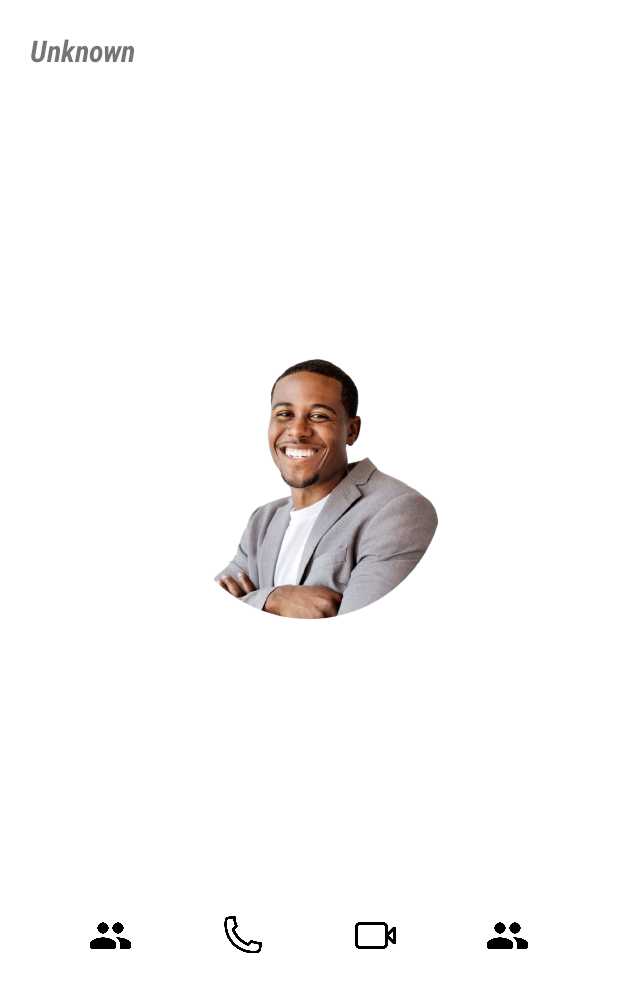
After one commit to amannnnnyyyy/Android_app, an Android app built with Jetpack Compose: the layout profile_dialog_fragment.xml on its own in the app's theme, with its tools: preview values and no code run, on a phone screen of 412 x 824 dp. The commit adds this screen. Shown: the top 992 px of the screen. Run offline under Robolectric (Android 15) with nearby library versions, the phone set to English and light mode, and no system bars.

Commit message:
dialog with animations

```diff
--- a/app/src/main/java/com/example/myapplication1/ContactsList.kt
+++ b/app/src/main/java/com/example/myapplication1/ContactsList.kt
@@ -3,6 +3,7 @@ package com.example.myapplication1
 import android.Manifest
 import android.app.Activity
 import android.content.pm.PackageManager
+import android.os.Build
 import android.os.Bundle
 import android.provider.ContactsContract
 import android.util.Log
@@ -13,6 +14,7 @@ import android.view.ViewGroup
 import android.widget.ImageView
 import android.widget.TextView
 import android.widget.Toast
+import androidx.annotation.RequiresApi
 import androidx.core.app.ActivityCompat
 import androidx.core.content.ContextCompat
 import androidx.core.net.toUri
@@ -51,6 +53,7 @@ class ContactsList : Fragment(),  ContactsAdapter.OnItemClickListener {
         }
     }
 
+    @RequiresApi(Build.VERSION_CODES.O)
     override fun onCreateView(
         inflater: LayoutInflater, container: ViewGroup?,
         savedInstanceState: Bundle?
--- /dev/null
+++ b/app/src/main/res/layout/profile_dialog_fragment.xml
@@ -0,0 +1,81 @@
+<?xml version="1.0" encoding="utf-8"?>
+<androidx.constraintlayout.widget.ConstraintLayout xmlns:android="http://schemas.android.com/apk/res/android"
+    android:layout_width="match_parent"
+    android:layout_height="match_parent"
+    xmlns:app="http://schemas.android.com/apk/res-auto">
+ <TextView
+     android:id="@+id/name"
+     android:layout_width="match_parent"
+     android:layout_height="wrap_content"
+     android:text="Unknown"
+     android:fontFamily="sans-serif-condensed"
+     app:layout_constraintStart_toStartOf="parent"
+     app:layout_constraintTop_toTopOf="parent"
+     android:textSize="20sp"
+     android:textStyle="bold|italic"
+     android:padding="20dp"
+     />
+    <ImageView
+        android:id="@+id/userProfile"
+        android:layout_width="match_parent"
+        android:layout_height="200dp"
+        android:contentDescription="@string/profile_picture"
+        android:src="@drawable/profile_picture"
+        app:layout_constraintTop_toBottomOf="@id/name"
+        app:layout_constraintBottom_toTopOf="@id/buttons"
+        />
+    <androidx.constraintlayout.widget.ConstraintLayout
+        android:id="@+id/buttons"
+        android:layout_width="match_parent"
+        android:layout_height="90dp"
+        app:layout_constraintStart_toStartOf="parent"
+        app:layout_constraintTop_toBottomOf="@id/userProfile"
+        app:layout_constraintBottom_toBottomOf="parent"
+        app:layout_constraintVertical_bias="1"
+        >
+        <ImageView
+            android:id="@+id/messages"
+            android:layout_width="30dp"
+            android:layout_height="30dp"
+            android:contentDescription="user messages"
+            android:src="@drawable/people"
+            app:layout_constraintTop_toTopOf="parent"
+            app:layout_constraintStart_toStartOf="parent"
+            app:layout_constraintBottom_toBottomOf="parent"
+            app:layout_constraintEnd_toStartOf="@id/audio_call"
+            />
+        <ImageView
+            android:id="@+id/audio_call"
+            android:layout_width="30dp"
+            android:layout_height="30dp"
+            android:contentDescription="@string/video_call"
+            android:src="@drawable/audio_call"
+            app:layout_constraintTop_toTopOf="parent"
+            app:layout_constraintStart_toEndOf="@id/messages"
+            app:layout_constraintBottom_toBottomOf="parent"
+            app:layout_constraintEnd_toStartOf="@id/video_call"
+            />
+        <ImageView
+            android:id="@+id/video_call"
+            android:layout_width="30dp"
+            android:layout_height="30dp"
+            android:contentDescription="@string/video_call"
+            android:src="@drawable/video_call_whatsapp"
+            app:layout_constraintTop_toTopOf="parent"
+            app:layout_constraintStart_toEndOf="@id/audio_call"
+            app:layout_constraintBottom_toBottomOf="parent"
+            app:layout_constraintEnd_toStartOf="@id/detail"
+            />
+        <ImageView
+            android:id="@+id/detail"
+            android:layout_width="30dp"
+            android:layout_height="30dp"
+            android:contentDescription="user details"
+            android:src="@drawable/people"
+            app:layout_constraintTop_toTopOf="parent"
+            app:layout_constraintStart_toEndOf="@id/video_call"
+            app:layout_constraintBottom_toBottomOf="parent"
+            app:layout_constraintEnd_toEndOf="parent"
+            />
+    </androidx.constraintlayout.widget.ConstraintLayout>
+</androidx.constraintlayout.widget.ConstraintLayout>
```
Also changed, not shown: app/src/main/java/com/example/myapplication1/ChatAdapter.kt (+6 -2 lines), app/src/main/java/com/example/myapplication1/Chats_display_fragment.kt (+48 -38 lines), app/src/main/java/com/example/myapplication1/ProfileDialog.kt (added, +34 -0 lines), app/src/main/res/anim/slide_down_out.xml (added, +19 -0 lines), app/src/main/res/anim/slide_up_in.xml (added, +21 -0 lines), app/src/main/res/values-Night/styles.xml (+9 -0 lines), app/src/main/res/values/styles.xml (+9 -0 lines).
